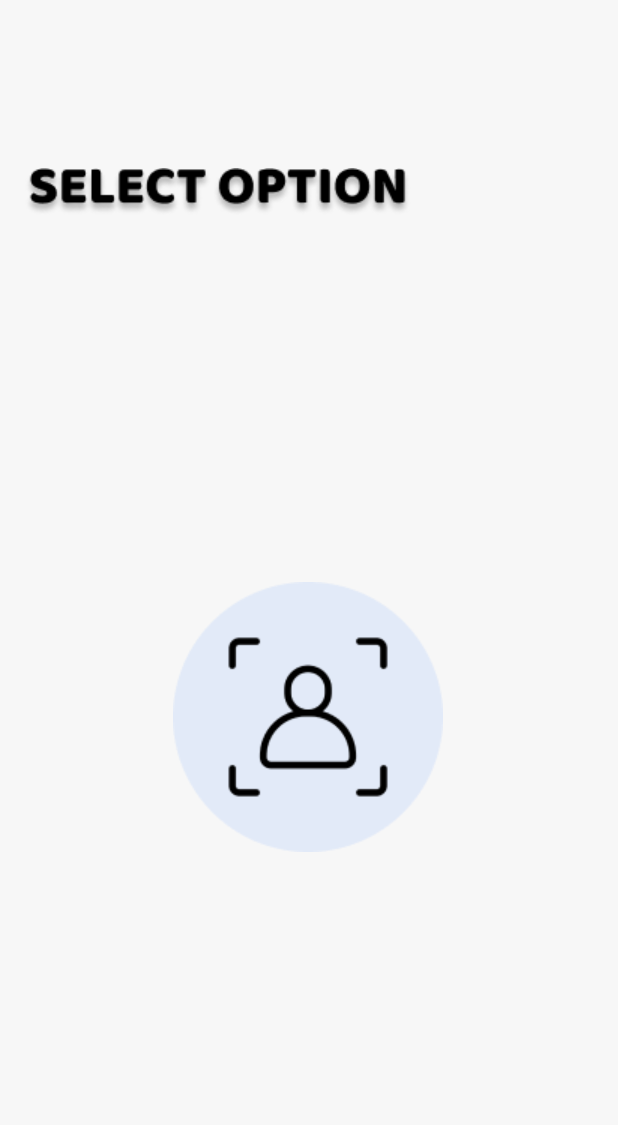
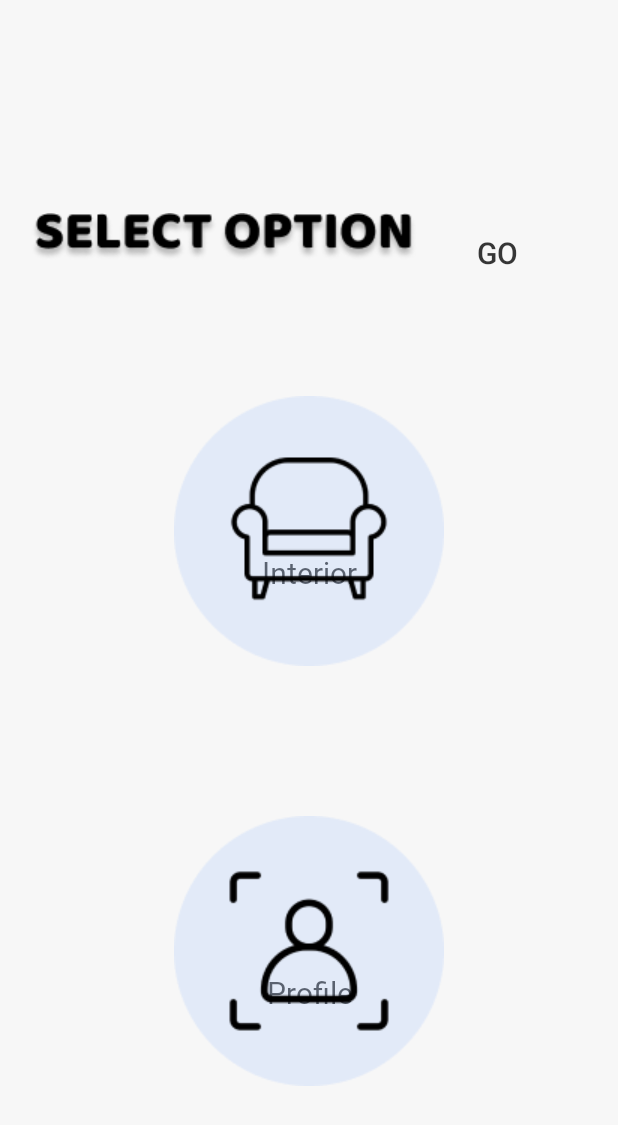
Before and after one commit to tun111-jun/VSMR, an Android app: the SelectPage screen opened directly, with no data from a screen before it, on a phone screen of 412 x 824 dp. Shown: the top 1125 px of the screen. Run offline under Robolectric (Android 15) with nearby library versions, the phone set to English and light mode, and no system bars.

Commit message:
[edit] selectpage 원래대로

```diff
--- a/app/src/main/java/com/example/app3/SelectPage.java
+++ b/app/src/main/java/com/example/app3/SelectPage.java
@@ -24,61 +24,61 @@ public class SelectPage extends AppCompatActivity {
         setContentView(R.layout.selectpage);
 
 
-//        ImageButton interiorbtn = (ImageButton) findViewById(R.id.interiorImage);
+
+        ImageButton interiorbtn = (ImageButton) findViewById(R.id.interiorImage);
         ImageButton profilebtn = (ImageButton) findViewById(R.id.profileImage);
 
-//        Button gobtn = (Button) findViewById(R.id.next);
+        Button gobtn = (Button) findViewById(R.id.next);
 
-//        Button hidden1 = (Button) findViewById(R.id.hidden1);
-//        Button in_hidden1 = (Button) findViewById(R.id.in_hidden1);
+        Button hidden1 = (Button) findViewById(R.id.hidden1);
+        Button in_hidden1 = (Button) findViewById(R.id.in_hidden1);
 
         Button hidden2 = (Button) findViewById(R.id.hidden2);
-//        Button in_hidden2 = (Button) findViewById(R.id.in_hidden2);
+        Button in_hidden2 = (Button) findViewById(R.id.in_hidden2);
 
-//        gobtn.setOnClickListener(new View.OnClickListener(){
-//            @Override
-//            public void onClick(View view) {
-//
-//                overridePendingTransition(R.transition.fade_in, R.transition.fade_out);
-//            }
-//        });
+        gobtn.setOnClickListener(new View.OnClickListener(){
+            @Override
+            public void onClick(View view) {
 
-//        in_hidden1.setOnClickListener(new View.OnClickListener(){
-//            @Override
-//            public void onClick(View view){
-//                Log.d("확인","클릭");
-//
-//
-//                Intent intent = new Intent(getApplicationContext(), PictureActivity.class);
-//                startActivity(intent);
-//                overridePendingTransition(R.transition.fade_in, R.transition.fade_out);
-//            }
-//        });
+                overridePendingTransition(R.transition.fade_in, R.transition.fade_out);
+            }
+        });
 
-//        in_hidden2.setOnClickListener(new View.OnClickListener() {
-//            @Override
-//            public void onClick(View view){
-//                Log.d("확인","클릭");
-//
-////                hidden2.setBackgroundColor(context.getResources().getColor(R.color.fill));
-////                in_hidden2.setBackgroundColor(context.getResources().getColor(R.color.out));
-//                Intent intent = new Intent(getApplicationContext(), PictureActivity.class);
-//                startActivity(intent);
-//                overridePendingTransition(R.transition.fade_in, R.transition.fade_out);
-//            }
-//        });
-//
-//    }
-//    @Override
-//    public boolean onKeyDown(int keyCode, KeyEvent event) {
-//        if(keyCode==KeyEvent.KEYCODE_BACK){
-//            finish();
-//            overridePendingTransition(R.transition.fade_in, R.transition.fade_out);
-//            return true;
-//
-//        }
-//        return false;
-//    }
+        in_hidden1.setOnClickListener(new View.OnClickListener(){
+            @Override
+            public void onClick(View view){
+                Log.d("확인","클릭");
+
+
+                Intent intent = new Intent(getApplicationContext(), PictureActivity.class);
+                startActivity(intent);
+                overridePendingTransition(R.transition.fade_in, R.transition.fade_out);
+            }
+        });
+
+        in_hidden2.setOnClickListener(new View.OnClickListener() {
+            @Override
+            public void onClick(View view){
+                Log.d("확인","클릭");
+
+//                hidden2.setBackgroundColor(context.getResources().getColor(R.color.fill));
+//                in_hidden2.setBackgroundColor(context.getResources().getColor(R.color.out));
+                Intent intent = new Intent(getApplicationContext(), PictureActivity.class);
+                startActivity(intent);
+                overridePendingTransition(R.transition.fade_in, R.transition.fade_out);
+            }
+        });
 
     }
+    @Override
+    public boolean onKeyDown(int keyCode, KeyEvent event) {
+        if(keyCode==KeyEvent.KEYCODE_BACK){
+            finish();
+            overridePendingTransition(R.transition.fade_in, R.transition.fade_out);
+            return true;
+
+        }
+        return false;
+    }
+
 }
--- a/app/src/main/res/layout/activity_picture.xml
+++ b/app/src/main/res/layout/activity_picture.xml
@@ -42,17 +42,17 @@
         android:layout_height="47dp"
         android:layout_alignParentBottom="true"
         android:layout_centerHorizontal="true"
-        android:visibility="visible"
         android:layout_marginBottom="45sp"
         android:background="#00ff0000"
         android:gravity="bottom|center"
         android:text="START!"
         android:textColor="@color/text"
         android:textSize="20sp"
+        android:visibility="visible"
         app:layout_constraintBottom_toBottomOf="parent"
         app:layout_constraintLeft_toLeftOf="parent"
         app:layout_constraintRight_toRightOf="parent"
-         />
+        app:layout_constraintTop_toBottomOf="@+id/imageUpload" />
 
 
 </androidx.constraintlayout.widget.ConstraintLayout>
--- a/app/src/main/res/layout/selectpage.xml
+++ b/app/src/main/res/layout/selectpage.xml
@@ -8,112 +8,128 @@
     android:orientation="horizontal"
     tools:context=".SelectPage">
 
-    <!--    <TextView-->
-<!--        android:id="@+id/interiorText"-->
-<!--        android:layout_width="85dp"-->
-<!--        android:layout_height="wrap_content"-->
-<!--        android:layout_marginTop="368dp"-->
-<!--        android:gravity="center"-->
-<!--        android:text="Interior"-->
-<!--        android:fontFamily="@font/gabriola"-->
-<!--        android:textColor="@color/text"-->
-<!--        android:textAlignment="center"-->
-<!--        android:textSize="20sp"-->
-<!--        app:layout_constraintEnd_toEndOf="parent"-->
-<!--        app:layout_constraintStart_toStartOf="parent"-->
-<!--        app:layout_constraintTop_toTopOf="parent" />-->
-
-<!--    <TextView-->
-<!--        android:id="@+id/profileText"-->
-<!--        android:layout_width="85dp"-->
-<!--        android:layout_height="wrap_content"-->
-<!--        android:layout_marginTop="648dp"-->
-<!--        android:gravity="center"-->
-<!--        android:text="Profile"-->
-<!--        android:fontFamily="@font/gabriola"-->
-<!--        android:textColor="@color/text"-->
-<!--        android:textAlignment="center"-->
-<!--        android:textSize="20sp"-->
-<!--        app:layout_constraintEnd_toEndOf="parent"-->
-<!--        app:layout_constraintStart_toStartOf="parent"-->
-<!--        app:layout_constraintTop_toTopOf="parent" />-->
-
-
     <ImageView
         android:id="@+id/select"
         android:layout_width="wrap_content"
         android:layout_height="wrap_content"
-        android:layout_marginStart="16dp"
-        android:layout_marginBottom="680dp"
+        android:layout_marginLeft="20dp"
+        android:layout_marginBottom="650dp"
         android:gravity="center"
         app:layout_constraintBottom_toBottomOf="parent"
         app:layout_constraintStart_toStartOf="parent"
-        app:srcCompat="@drawable/selectoption" />
-
-<!--    <Button-->
-<!--        android:id="@+id/hidden1"-->
-<!--        android:layout_width="415dp"-->
-<!--        android:layout_height="280dp"-->
-<!--        android:layout_marginStart="0dp"-->
-<!--        android:layout_marginBottom="332dp"-->
-<!--        android:background="#00ff0000"-->
-<!--        app:layout_constraintBottom_toBottomOf="parent"-->
-<!--        app:layout_constraintStart_toStartOf="parent" />-->
-
-<!--    <Button-->
-<!--        android:id="@+id/in_hidden1"-->
-<!--        android:layout_width="400dp"-->
-<!--        android:layout_height="265dp"-->
-<!--        android:layout_marginBottom="340dp"-->
-<!--        android:background="#00ff0000"-->
-<!--        app:layout_constraintBottom_toBottomOf="parent"-->
-<!--        app:layout_constraintEnd_toEndOf="@+id/hidden1"-->
-<!--        app:layout_constraintStart_toStartOf="parent" />-->
-
-    <!--    <Button-->
-<!--        android:id="@+id/in_hidden2"-->
-<!--        android:layout_width="400dp"-->
-<!--        android:layout_height="308dp"-->
-<!--        android:layout_marginBottom="12dp"-->
-<!--        android:background="#00ff0000"-->
-<!--        app:layout_constraintBottom_toBottomOf="parent"-->
-<!--        app:layout_constraintEnd_toEndOf="@+id/hidden2"-->
-<!--        app:layout_constraintHorizontal_bias="0.533"-->
-<!--        app:layout_constraintStart_toStartOf="parent" />-->
+        app:srcCompat="@drawable/selectoption"/>
 
 
-<!--    <ImageButton-->
-<!--        android:id="@+id/interiorImage"-->
-<!--        android:layout_width="220dp"-->
-<!--        android:layout_height="220dp"-->
-<!--        android:layout_marginBottom="360dp"-->
-<!--        android:background="#00ff0000"-->
-<!--        app:layout_constraintBottom_toBottomOf="parent"-->
-<!--        app:layout_constraintEnd_toEndOf="parent"-->
-<!--        app:layout_constraintStart_toStartOf="parent"-->
-<!--        app:srcCompat="@drawable/interior" />-->
+    <Button
+        android:id="@+id/next"
+        android:layout_width="103dp"
+        android:layout_height="47dp"
+        android:layout_alignParentLeft="true"
+        android:layout_alignParentBottom="true"
+        android:layout_marginStart="280dp"
+        android:layout_marginBottom="632dp"
+        android:background="#00ff0000"
+        android:textColor="@color/text"
+        android:textSize="20sp"
+        android:gravity="center"
+        android:text="Go"
+        android:textAlignment="center"
+        app:layout_constraintBottom_toBottomOf="parent"
+        app:layout_constraintStart_toStartOf="parent" />
+
+    <TextView
+        android:id="@+id/interiorText"
+        android:layout_width="85dp"
+        android:layout_height="wrap_content"
+        android:layout_marginTop="368dp"
+        android:gravity="center"
+        android:text="Interior"
+        android:fontFamily="@font/gabriola"
+        android:textColor="@color/text"
+        android:textAlignment="center"
+        android:textSize="20sp"
+        app:layout_constraintEnd_toEndOf="parent"
+        app:layout_constraintStart_toStartOf="parent"
+        app:layout_constraintTop_toTopOf="parent" />
+
+    <TextView
+        android:id="@+id/profileText"
+        android:layout_width="85dp"
+        android:layout_height="wrap_content"
+        android:layout_marginTop="648dp"
+        android:gravity="center"
+        android:text="Profile"
+        android:fontFamily="@font/gabriola"
+        android:textColor="@color/text"
+        android:textAlignment="center"
+        android:textSize="20sp"
+        app:layout_constraintEnd_toEndOf="parent"
+        app:layout_constraintStart_toStartOf="parent"
+        app:layout_constraintTop_toTopOf="parent" />
+
+
+    <Button
+        android:id="@+id/hidden1"
+        android:layout_width="415dp"
+        android:layout_height="280dp"
+        android:layout_marginStart="0dp"
+        android:layout_marginBottom="332dp"
+        android:background="#00ff0000"
+        app:layout_constraintBottom_toBottomOf="parent"
+        app:layout_constraintStart_toStartOf="parent" />
+
+    <Button
+        android:id="@+id/in_hidden1"
+        android:layout_width="400dp"
+        android:layout_height="265dp"
+        android:layout_marginBottom="340dp"
+        android:background="#00ff0000"
+        app:layout_constraintBottom_toBottomOf="parent"
+        app:layout_constraintEnd_toEndOf="@+id/hidden1"
+        app:layout_constraintStart_toStartOf="parent" />
 
     <Button
         android:id="@+id/hidden2"
         android:layout_width="415dp"
         android:layout_height="330dp"
+        android:layout_marginStart="0dp"
+        android:layout_marginBottom="0dp"
         android:background="#00ff0000"
         app:layout_constraintBottom_toBottomOf="parent"
+        app:layout_constraintStart_toStartOf="parent" />
+
+    <Button
+        android:id="@+id/in_hidden2"
+        android:layout_width="400dp"
+        android:layout_height="308dp"
+        android:layout_marginBottom="12dp"
+        android:background="#00ff0000"
+        app:layout_constraintBottom_toBottomOf="parent"
+        app:layout_constraintEnd_toEndOf="@+id/hidden2"
+        app:layout_constraintHorizontal_bias="0.533"
+        app:layout_constraintStart_toStartOf="parent" />
+
+
+    <ImageButton
+        android:id="@+id/interiorImage"
+        android:layout_width="220dp"
+        android:layout_height="220dp"
+        android:layout_marginBottom="360dp"
+        android:background="#00ff0000"
+        app:layout_constraintBottom_toBottomOf="parent"
+        app:layout_constraintEnd_toEndOf="parent"
         app:layout_constraintStart_toStartOf="parent"
-        app:layout_constraintTop_toBottomOf="@+id/select" />
+        app:srcCompat="@drawable/interior" />
 
     <ImageButton
         android:id="@+id/profileImage"
         android:layout_width="220dp"
         android:layout_height="220dp"
-        android:layout_marginBottom="236dp"
+        android:layout_marginBottom="80dp"
         android:background="#00ff0000"
         app:layout_constraintBottom_toBottomOf="parent"
         app:layout_constraintEnd_toEndOf="parent"
-        app:layout_constraintHorizontal_bias="0.497"
         app:layout_constraintStart_toStartOf="parent"
-        app:layout_constraintTop_toTopOf="@+id/hidden2"
-        app:layout_constraintVertical_bias="1.0"
         app:srcCompat="@drawable/profile" />
 
 </androidx.constraintlayout.widget.ConstraintLayout>
```
